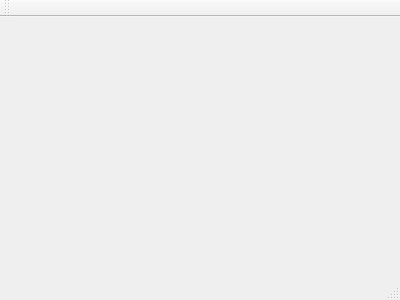
First picture: the form in mainwindow.ui, repository unrelentingfox/TowerAnimator-cs383, before the edit.
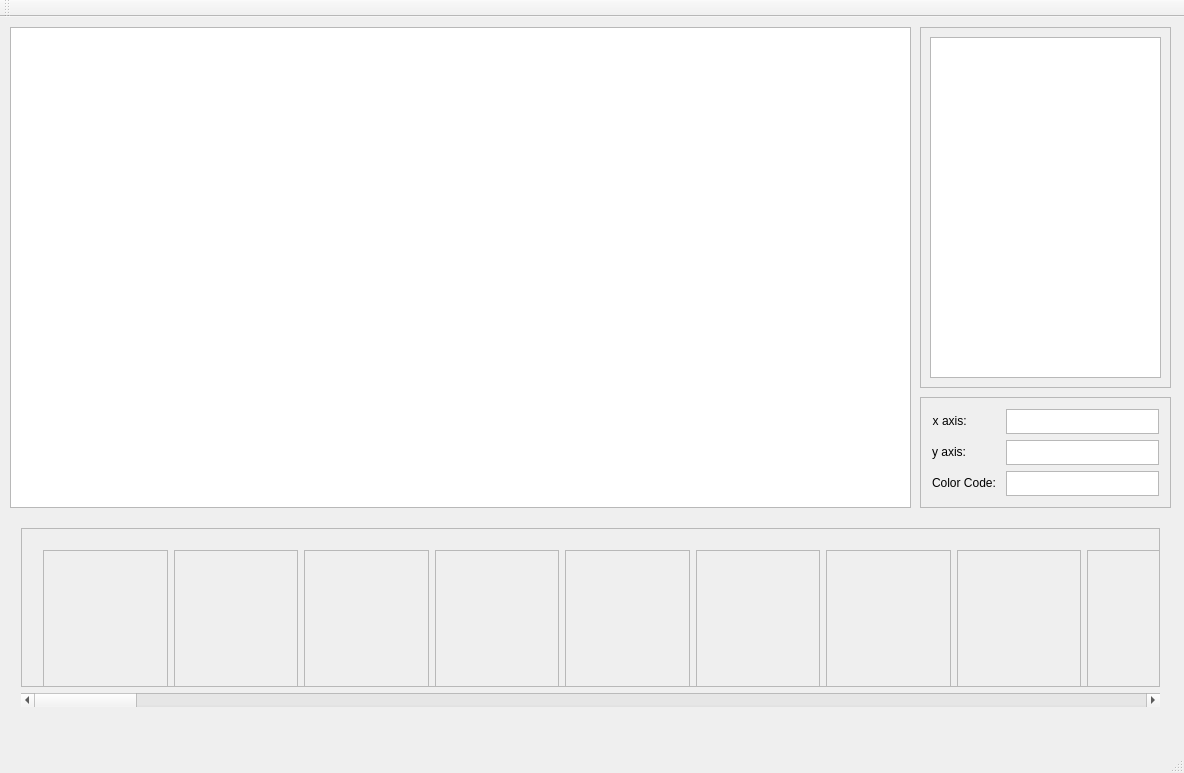
Second picture: the form after the edit.

Commit message: First attempt at creating the interface. Basic design is here, but I need to figure out how to use layouts to make everything resizable.

Diff of the .ui file:
```diff
--- a/mainwindow.ui
+++ b/mainwindow.ui
@@ -1,24 +1,275 @@
 <ui version="4.0">
  <class>MainWindow</class>
  <widget class="QMainWindow" name="MainWindow" >
-  <property name="geometry" >
+  <property name="geometry">
    <rect>
     <x>0</x>
     <y>0</y>
-    <width>400</width>
-    <height>300</height>
+    <width>1184</width>
+    <height>773</height>
    </rect>
   </property>
   <property name="windowTitle" >
    <string>MainWindow</string>
   </property>
-  <widget class="QMenuBar" name="menuBar" />
-  <widget class="QToolBar" name="mainToolBar" />
-  <widget class="QWidget" name="centralWidget" />
-  <widget class="QStatusBar" name="statusBar" />
+  <widget class="QWidget" name="centralWidget">
+   <widget class="QGraphicsView" name="graphicsView">
+    <property name="geometry">
+     <rect>
+      <x>10</x>
+      <y>10</y>
+      <width>901</width>
+      <height>481</height>
+     </rect>
+    </property>
+   </widget>
+   <widget class="QFrame" name="frame">
+    <property name="geometry">
+     <rect>
+      <x>920</x>
+      <y>380</y>
+      <width>251</width>
+      <height>111</height>
+     </rect>
+    </property>
+    <property name="frameShape">
+     <enum>QFrame::StyledPanel</enum>
+    </property>
+    <property name="frameShadow">
+     <enum>QFrame::Raised</enum>
+    </property>
+    <layout class="QFormLayout" name="formLayout_2">
+     <item row="0" column="0">
+      <widget class="QLabel" name="xAxis">
+       <property name="text">
+        <string>x axis: </string>
+       </property>
+       <property name="alignment">
+        <set>Qt::AlignRight|Qt::AlignTrailing|Qt::AlignVCenter</set>
+       </property>
+      </widget>
+     </item>
+     <item row="0" column="1">
+      <widget class="QPlainTextEdit" name="plainTextEdit"/>
+     </item>
+     <item row="1" column="0">
+      <widget class="QLabel" name="label_2">
+       <property name="text">
+        <string>y axis:</string>
+       </property>
+      </widget>
+     </item>
+     <item row="1" column="1">
+      <widget class="QPlainTextEdit" name="plainTextEdit_2"/>
+     </item>
+     <item row="2" column="0">
+      <widget class="QLabel" name="label_3">
+       <property name="text">
+        <string>Color Code: </string>
+       </property>
+      </widget>
+     </item>
+     <item row="2" column="1">
+      <widget class="QPlainTextEdit" name="plainTextEdit_3"/>
+     </item>
+    </layout>
+   </widget>
+   <widget class="QFrame" name="frame_12">
+    <property name="geometry">
+     <rect>
+      <x>920</x>
+      <y>10</y>
+      <width>251</width>
+      <height>361</height>
+     </rect>
+    </property>
+    <property name="frameShape">
+     <enum>QFrame::StyledPanel</enum>
+    </property>
+    <property name="frameShadow">
+     <enum>QFrame::Raised</enum>
+    </property>
+    <widget class="QListView" name="listView">
+     <property name="geometry">
+      <rect>
+       <x>10</x>
+       <y>10</y>
+       <width>231</width>
+       <height>341</height>
+      </rect>
+     </property>
+    </widget>
+   </widget>
+   <widget class="QWidget" name="">
+    <property name="geometry">
+     <rect>
+      <x>10</x>
+      <y>500</y>
+      <width>1161</width>
+      <height>201</height>
+     </rect>
+    </property>
+    <layout class="QVBoxLayout" name="Frames">
+     <item>
+      <widget class="QScrollArea" name="scrollArea_2">
+       <property name="widgetResizable">
+        <bool>true</bool>
+       </property>
+       <widget class="QWidget" name="scrollAreaWidgetContents_2">
+        <property name="geometry">
+         <rect>
+          <x>0</x>
+          <y>0</y>
+          <width>1157</width>
+          <height>177</height>
+         </rect>
+        </property>
+        <widget class="QWidget" name="">
+         <property name="geometry">
+          <rect>
+           <x>10</x>
+           <y>10</y>
+           <width>1321</width>
+           <height>161</height>
+          </rect>
+         </property>
+         <layout class="QHBoxLayout" name="horizontalLayout">
+          <item>
+           <widget class="QFrame" name="frame_2">
+            <property name="frameShape">
+             <enum>QFrame::StyledPanel</enum>
+            </property>
+            <property name="frameShadow">
+             <enum>QFrame::Raised</enum>
+            </property>
+           </widget>
+          </item>
+          <item>
+           <widget class="QFrame" name="frame_3">
+            <property name="frameShape">
+             <enum>QFrame::StyledPanel</enum>
+            </property>
+            <property name="frameShadow">
+             <enum>QFrame::Raised</enum>
+            </property>
+           </widget>
+          </item>
+          <item>
+           <widget class="QFrame" name="frame_4">
+            <property name="frameShape">
+             <enum>QFrame::StyledPanel</enum>
+            </property>
+            <property name="frameShadow">
+             <enum>QFrame::Raised</enum>
+            </property>
+           </widget>
+          </item>
+          <item>
+           <widget class="QFrame" name="frame_5">
+            <property name="frameShape">
+             <enum>QFrame::StyledPanel</enum>
+            </property>
+            <property name="frameShadow">
+             <enum>QFrame::Raised</enum>
+            </property>
+           </widget>
+          </item>
+          <item>
+           <widget class="QFrame" name="frame_6">
+            <property name="frameShape">
+             <enum>QFrame::StyledPanel</enum>
+            </property>
+            <property name="frameShadow">
+             <enum>QFrame::Raised</enum>
+            </property>
+           </widget>
+          </item>
+          <item>
+           <widget class="QFrame" name="frame_7">
+            <property name="frameShape">
+             <enum>QFrame::StyledPanel</enum>
+            </property>
+            <property name="frameShadow">
+             <enum>QFrame::Raised</enum>
+            </property>
+           </widget>
+          </item>
+          <item>
+           <widget class="QFrame" name="frame_11">
+            <property name="frameShape">
+             <enum>QFrame::StyledPanel</enum>
+            </property>
+            <property name="frameShadow">
+             <enum>QFrame::Raised</enum>
+            </property>
+           </widget>
+          </item>
+          <item>
+           <widget class="QFrame" name="frame_9">
+            <property name="frameShape">
+             <enum>QFrame::StyledPanel</enum>
+            </property>
+            <property name="frameShadow">
+             <enum>QFrame::Raised</enum>
+            </property>
+           </widget>
+          </item>
+          <item>
+           <widget class="QFrame" name="frame_10">
+            <property name="frameShape">
+             <enum>QFrame::StyledPanel</enum>
+            </property>
+            <property name="frameShadow">
+             <enum>QFrame::Raised</enum>
+            </property>
+           </widget>
+          </item>
+          <item>
+           <widget class="QFrame" name="frame_8">
+            <property name="frameShape">
+             <enum>QFrame::StyledPanel</enum>
+            </property>
+            <property name="frameShadow">
+             <enum>QFrame::Raised</enum>
+            </property>
+           </widget>
+          </item>
+         </layout>
+        </widget>
+       </widget>
+      </widget>
+     </item>
+     <item>
+      <widget class="QScrollBar" name="horizontalScrollBar">
+       <property name="orientation">
+        <enum>Qt::Horizontal</enum>
+       </property>
+      </widget>
+     </item>
+    </layout>
+   </widget>
+  </widget>
+  <widget class="QMenuBar" name="menuBar">
+   <property name="geometry">
+    <rect>
+     <x>0</x>
+     <y>0</y>
+     <width>1184</width>
+     <height>19</height>
+    </rect>
+   </property>
+  </widget>
+  <widget class="QToolBar" name="mainToolBar">
+   <attribute name="toolBarArea">
+    <enum>TopToolBarArea</enum>
+   </attribute>
+   <attribute name="toolBarBreak">
+    <bool>false</bool>
+   </attribute>
+  </widget>
+  <widget class="QStatusBar" name="statusBar"/>
  </widget>
- <layoutDefault spacing="6" margin="11" />
- <pixmapfunction></pixmapfunction>
+ <layoutdefault spacing="6" margin="11"/>
  <resources/>
  <connections/>
 </ui>
```
Left out of the diff: 4 changed lines with no effect on the pictures.
